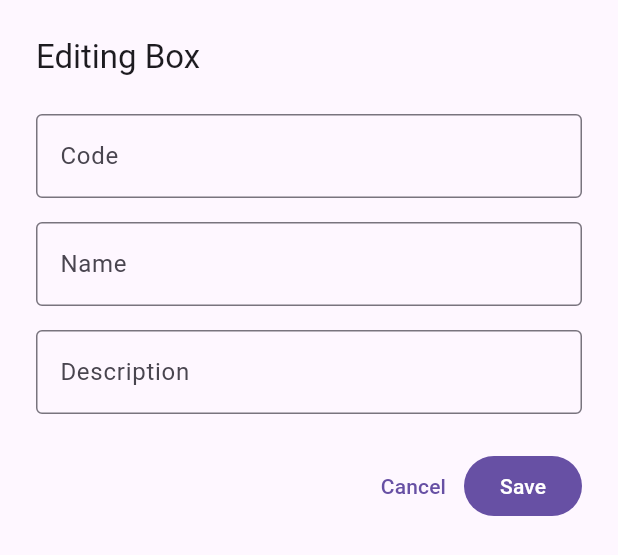
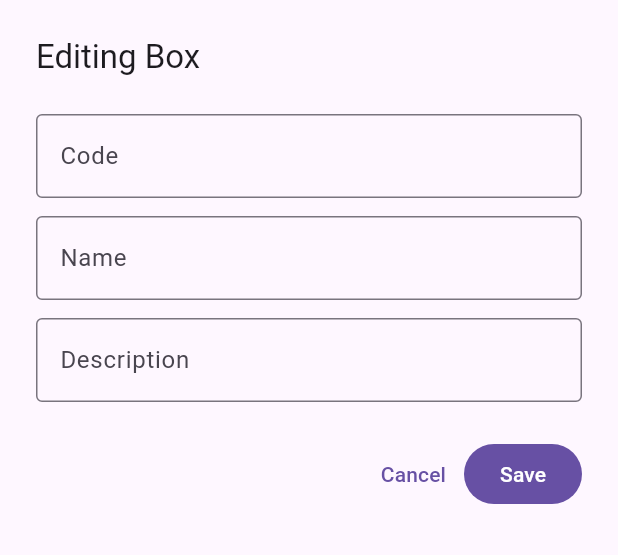
Before and after one commit to baumths/boxzpot, a Flutter app: the BoxEditor widget shown alone on an empty page, opened directly with empty values, on a phone screen of 412 x 824 dp. Shown: the top 555 px of the screen. Run offline on Flutter 3.47's test engine with Material 3 defaults, Android fonts, the phone set to English and light mode, and no system bars; our stand-ins replace cross_file, qr_flutter; missing offline and left inert: sqlite3, widgets_to_image.

Commit message:
upgrade to dart 3.6 & flutter 3.27

```diff
--- a/lib/features/boxes/box_editor.dart
+++ b/lib/features/boxes/box_editor.dart
@@ -79,6 +79,7 @@ class BoxEditorState extends State<BoxEditor> {
           child: Column(
             mainAxisSize: MainAxisSize.min,
             crossAxisAlignment: CrossAxisAlignment.start,
+            spacing: 12,
             children: [
               Text(
                 widget.box == null
@@ -86,7 +87,7 @@ class BoxEditorState extends State<BoxEditor> {
                     : l10n.editBoxFormHeaderTitle,
                 style: Theme.of(context).textTheme.titleLarge,
               ),
-              const SizedBox(height: 24),
+              const SizedBox(),
               TextFormField(
                 initialValue: code,
                 decoration: InputDecoration(
@@ -105,7 +106,6 @@ class BoxEditorState extends State<BoxEditor> {
                 },
                 onSaved: (value) => code = value?.trim() ?? '',
               ),
-              const SizedBox(height: 16),
               TextFormField(
                 initialValue: name,
                 decoration: InputDecoration(
@@ -124,7 +124,6 @@ class BoxEditorState extends State<BoxEditor> {
                 },
                 onSaved: (value) => name = value?.trim() ?? '',
               ),
-              const SizedBox(height: 16),
               TextFormField(
                 initialValue: description,
                 maxLines: null,
@@ -133,7 +132,7 @@ class BoxEditorState extends State<BoxEditor> {
                 ),
                 onSaved: (value) => description = value?.trim() ?? '',
               ),
-              const SizedBox(height: 24),
+              const SizedBox(),
               Row(
                 mainAxisAlignment: MainAxisAlignment.end,
                 children: [
--- a/lib/features/boxes/boxes_overview.dart
+++ b/lib/features/boxes/boxes_overview.dart
@@ -69,6 +69,7 @@ class EmptyBoxesView extends StatelessWidget {
         padding: const EdgeInsets.all(16),
         child: Column(
           mainAxisAlignment: MainAxisAlignment.center,
+          spacing: 16,
           children: [
             Text(
               '🗃️',
@@ -77,13 +78,11 @@ class EmptyBoxesView extends StatelessWidget {
                 color: theme.colorScheme.primary,
               ),
             ),
-            const SizedBox(height: 16),
             Text(
               l10n.boxesOverviewEmptyMessage,
               textAlign: TextAlign.center,
               style: theme.textTheme.titleLarge,
             ),
-            const SizedBox(height: 16),
             FilledButton(
               onPressed: onAddBoxPressed,
               child: Text(l10n.addBoxButtonLabel),
@@ -155,7 +154,7 @@ class BoxLabel extends StatelessWidget {
               style: const TextStyle(fontSize: 14),
             ),
           ),
-          const Divider(height: 1),
+          const Divider(height: 0),
           Expanded(
             child: Padding(
               padding: const EdgeInsets.all(16),
--- a/lib/features/documents/documents_overview.dart
+++ b/lib/features/documents/documents_overview.dart
@@ -75,6 +75,7 @@ class EmptyDocumentsView extends StatelessWidget {
       padding: const EdgeInsets.all(16),
       child: Column(
         mainAxisAlignment: MainAxisAlignment.center,
+        spacing: 16,
         children: [
           Text(
             '📄',
@@ -83,13 +84,11 @@ class EmptyDocumentsView extends StatelessWidget {
               color: theme.colorScheme.primary,
             ),
           ),
-          const SizedBox(height: 16),
           Text(
             l10n.boxDocumentsOverviewEmptyMessage,
             textAlign: TextAlign.center,
             style: theme.textTheme.titleLarge,
           ),
-          const SizedBox(height: 16),
           FilledButton(
             onPressed: onAddDocumentPressed,
             child: Text(l10n.addDocumentButtonLabel),
--- a/pubspec.yaml
+++ b/pubspec.yaml
@@ -4,7 +4,8 @@ publish_to: 'none'
 version: 1.0.0-0
 
 environment:
-  sdk: ^3.5.3
+  sdk: ^3.6.0
+  flutter: ^3.27.0
 
 dependencies:
   cross_file: ^0.3.4+2
@@ -18,7 +19,7 @@ dependencies:
   widgets_to_image: ^1.0.0
 
 dev_dependencies:
-  flutter_lints: ^4.0.0
+  flutter_lints: ^5.0.0
   flutter_test:
     sdk: flutter
   sqlite3_flutter_libs: ^0.5.24
```
Also changed, not shown: lib/features/boxes/box_details.dart (+7 -12 lines), lib/features/documents/document_editor.dart (+3 -5 lines).
